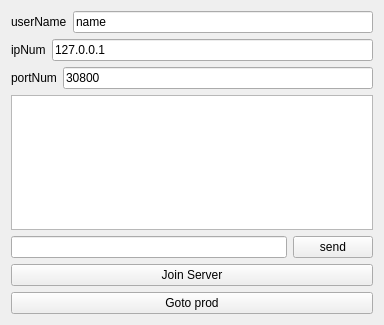
Above: lobbyui.ui from didwnsgur999/Trpg_Table before the change. Below: the same form after it.
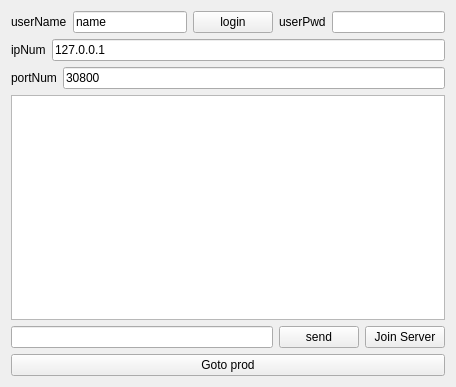
That is the form after the change.

What changed in the file:
```diff
--- a/lobbyui.ui
+++ b/lobbyui.ui
@@ -6,8 +6,8 @@
    <rect>
     <x>0</x>
     <y>0</y>
-    <width>384</width>
-    <height>325</height>
+    <width>456</width>
+    <height>387</height>
    </rect>
   </property>
   <property name="windowTitle">
@@ -30,6 +30,27 @@
        </property>
       </widget>
      </item>
+     <item>
+      <widget class="QPushButton" name="loginButton">
+       <property name="text">
+        <string>login</string>
+       </property>
+      </widget>
+     </item>
+     <item>
+      <widget class="QLabel" name="PwdQString">
+       <property name="text">
+        <string>userPwd</string>
+       </property>
+      </widget>
+     </item>
+     <item>
+      <widget class="QLineEdit" name="pwdEdit">
+       <property name="text">
+        <string/>
+       </property>
+      </widget>
+     </item>
     </layout>
    </item>
    <item>
@@ -87,14 +108,14 @@
        </property>
       </widget>
      </item>
-    </layout>
-   </item>
    <item>
     <widget class="QPushButton" name="join_server">
      <property name="text">
       <string>Join Server</string>
      </property>
     </widget>
+     </item>
+    </layout>
    </item>
    <item>
     <widget class="QPushButton" name="goto_prod">
```
Lines whose indentation alone changed are shown as unchanged.
